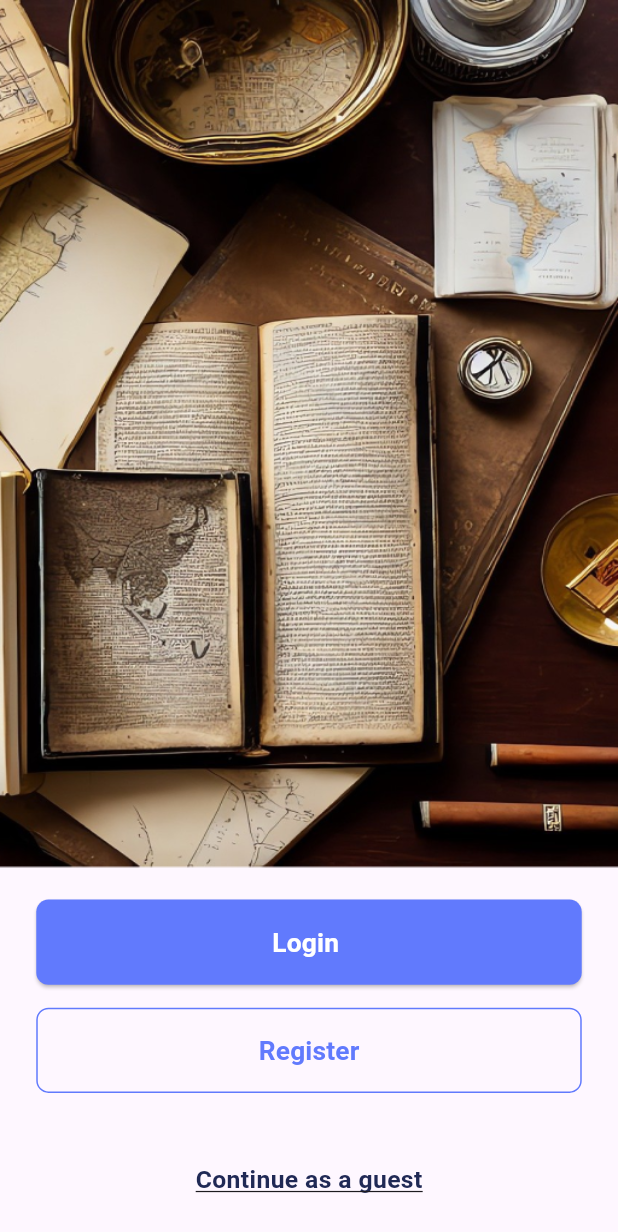
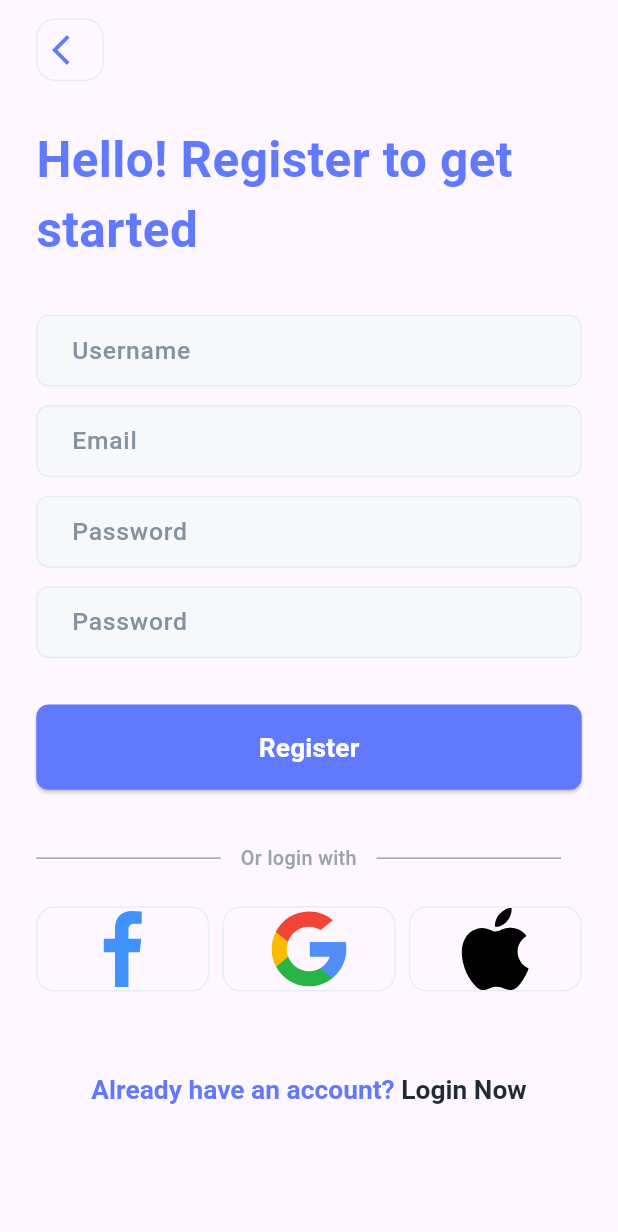
Before and after one commit to RaghadAz/finance-app, a Flutter app: the screen it shows after launch, after a tap on "Register", on a phone screen of 412 x 824 dp. Shown: the top 1232 px of the screen. Run offline on Flutter 3.47's test engine with Material 3 defaults, Android fonts, the phone set to English and light mode, and no system bars; our stand-ins replace flutter_screenutil, flutter_svg, go_router.

```diff
--- a/lib/core/routing/app_routes.dart
+++ b/lib/core/routing/app_routes.dart
@@ -3,4 +3,6 @@ class AppRoutes {
   static const String loginScreen = "/loginScreen";
   static const String registerScreen = "/registerScreen";
   static const String forgotPassword = "/forgotPassword";
+  static const String createNewPassword = "/createNewPassword";
+  static const String passwordChanged = "/passwordChanged";
 }
--- a/lib/core/routing/router_generation_config.dart
+++ b/lib/core/routing/router_generation_config.dart
@@ -1,5 +1,9 @@
 import 'package:finance_app/core/routing/app_routes.dart';
+import 'package:finance_app/features/auth/create_new_password.dart';
+import 'package:finance_app/features/auth/forgot_password.dart';
 import 'package:finance_app/features/auth/login_screen.dart';
+import 'package:finance_app/features/auth/password_changed.dart';
+import 'package:finance_app/features/auth/register_screen.dart';
 import 'package:finance_app/features/on_boarding_screen/on_boarding_screen.dart';
 import 'package:flutter/material.dart';
 import 'package:go_router/go_router.dart';
@@ -22,6 +26,26 @@ class RouterGeneration {
         name: AppRoutes.loginScreen,
         builder: (context, state) => LoginScreen(),
       ),
+      GoRoute(
+        path: AppRoutes.registerScreen,
+        name: AppRoutes.registerScreen,
+        builder: (context, state) => RegisterScreen(),
+      ),
+      GoRoute(
+        path: AppRoutes.forgotPassword,
+        name: AppRoutes.forgotPassword,
+        builder: (context, state) => ForgotPassword(),
+      ),
+      GoRoute(
+        path: AppRoutes.createNewPassword,
+        name: AppRoutes.createNewPassword,
+        builder: (context, state) => CreateNewPassword(),
+      ),
+      GoRoute(
+        path: AppRoutes.passwordChanged,
+        name: AppRoutes.passwordChanged,
+        builder: (context, state) => PasswordChanged(),
+      ),
     ],
   );
 }
--- a/lib/core/styling/app_assets.dart
+++ b/lib/core/styling/app_assets.dart
@@ -4,4 +4,6 @@ class AppAssets {
   static const String google = "assets/icons/google.svg";
   static const String facebook = "assets/icons/facebook.svg";
   static const String apple = "assets/icons/apple.svg";
+  static const String change = "assets/images/Vector1.png";
+  static const String check = "assets/images/Vector.png";
 }
--- a/lib/core/widgets/custom_text_field.dart
+++ b/lib/core/widgets/custom_text_field.dart
@@ -6,6 +6,8 @@ class CustomTextField extends StatelessWidget {
   final String? hintText;
   final Widget? suffixIcon;
   final double? width;
+  final TextEditingController? controller;
+  final String? Function(String?)? validator;
   final bool? isPassword;
   const CustomTextField({
     super.key,
@@ -13,13 +15,17 @@ class CustomTextField extends StatelessWidget {
     this.suffixIcon,
     this.width,
     this.isPassword,
+    this.controller,
+    this.validator,
   });
 
   @override
   Widget build(BuildContext context) {
     return SizedBox(
       width: width ?? 331.w,
-      child: TextField(
+      child: TextFormField(
+        controller: controller,
+        validator: validator,
         obscureText: isPassword ?? false,
         cursorColor: AppColors.primaryColor,
         decoration: InputDecoration(
@@ -37,6 +43,14 @@ class CustomTextField extends StatelessWidget {
             borderRadius: BorderRadius.circular(8.r),
             borderSide: BorderSide(color: Color(0xffE8ECF4), width: 1.sp),
           ),
+          errorBorder: OutlineInputBorder(
+            borderRadius: BorderRadius.circular(8.r),
+            borderSide: BorderSide(color: (Colors.red), width: 1.sp),
+          ),
+          focusedErrorBorder: OutlineInputBorder(
+            borderRadius: BorderRadius.circular(8.r),
+            borderSide: BorderSide(color: Colors.red, width: 1.sp),
+          ),
           filled: true,
           fillColor: Color(0xffF7F8F9),
           suffixIcon: suffixIcon,
--- /dev/null
+++ b/lib/features/auth/register_screen.dart
@@ -0,0 +1,136 @@
+import 'package:finance_app/core/routing/app_routes.dart';
+import 'package:finance_app/core/styling/app_colors.dart';
+import 'package:finance_app/core/styling/app_styles.dart';
+import 'package:finance_app/core/widgets/custom_text_field.dart';
+import 'package:finance_app/core/widgets/primary_button_widget.dart';
+import 'package:finance_app/core/widgets/spacing_widget.dart';
+import 'package:finance_app/features/auth/widgets/back_button_widget.dart';
+import 'package:finance_app/features/auth/widgets/custom_or_login_widget.dart';
+import 'package:finance_app/features/auth/widgets/social_login_buttons.dart';
+import 'package:flutter/material.dart';
+import 'package:flutter_screenutil/flutter_screenutil.dart';
+import 'package:go_router/go_router.dart';
+
+class RegisterScreen extends StatefulWidget {
+  const RegisterScreen({super.key});
+  @override
+  State<RegisterScreen> createState() => _RegisterScreenState();
+}
+
+class _RegisterScreenState extends State<RegisterScreen> {
+  final formkey = GlobalKey<FormState>();
+  late TextEditingController usernameController;
+  late TextEditingController emailController;
+  late TextEditingController passwordController;
+
+  @override
+  @override
+  void initState() {
+    super.initState();
+    usernameController = TextEditingController();
+    emailController = TextEditingController();
+    passwordController = TextEditingController();
+  }
+
+  Widget build(BuildContext context) {
+    return SafeArea(
+      child: Scaffold(
+        body: Padding(
+          padding: EdgeInsets.symmetric(horizontal: 22.w),
+          child: SingleChildScrollView(
+            child: Form(
+              key: formkey,
+              child: Column(
+                crossAxisAlignment: CrossAxisAlignment.start,
+                children: [
+                  HeightSpace(height: 12.h),
+                  BackButtonWidget(),
+                  HeightSpace(height: 28.h),
+                  SizedBox(
+                    width: 331.w,
+                    child: Text(
+                      "Hello! Register to get started",
+                      style: AppStyles.primaryHeadLineStyle,
+                    ),
+                  ),
+                  HeightSpace(height: 32.h),
+                  CustomTextField(
+                    hintText: "Username",
+                    controller: usernameController,
+                    validator: (value) {
+                      if (value!.isEmpty) {
+                        return "Enter your username";
+                      }
+                      return null;
+                    },
+                  ),
+                  HeightSpace(height: 12.h),
+                  CustomTextField(
+                    hintText: "Email",
+                    controller: emailController,
+                    validator: (value) {
+                      if (value!.isEmpty) {
+                        return "Enter your email";
+                      }
+                      return null;
+                    },
+                  ),
+                  HeightSpace(height: 12.h),
+                  CustomTextField(
+                    hintText: "Password",
+                    controller: passwordController,
+                    validator: (value) {
+                      if (value!.isEmpty) {
+                        return "Enter your password";
+                      }
+                      return null;
+                    },
+                  ),
+                  HeightSpace(height: 12.h),
+                  CustomTextField(
+                    hintText: "Password",
+                    controller: passwordController,
+                    validator: (value) {
+                      if (value!.isEmpty) {
+                        return "Enter your password";
+                      }
+                      return null;
+                    },
+                  ),
+                  HeightSpace(height: 30.h),
+                  PrimaryButtonWidget(buttonText: "Register", onpressed: () {}),
+                  HeightSpace(height: 35.h),
+                  CustomOrLoginWidget(),
+                  HeightSpace(height: 22.h),
+                  SocialLoginButtons(),
+                  HeightSpace(height: 54.h),
+                  Center(
+                    child: InkWell(
+                      onTap: () {
+                        GoRouter.of(context).pushNamed(AppRoutes.loginScreen);
+                      },
+                      child: RichText(
+                        text: TextSpan(
+                          text: "Already have an account? ",
+                          style: AppStyles.balck16.copyWith(
+                            color: AppColors.primaryColor,
+                          ),
+                          children: [
+                            TextSpan(
+                              text: "Login Now",
+                              style: AppStyles.balck16,
+                            ),
+                          ],
+                        ),
+                      ),
+                    ),
+                  ),
+                ],
+              ),
+            ),
+          ),
+        ),
+      ),
+    );
+  }
+}
--- a/lib/features/on_boarding_screen/on_boarding_screen.dart
+++ b/lib/features/on_boarding_screen/on_boarding_screen.dart
@@ -37,7 +37,9 @@ class OnBoardingScreen extends StatelessWidget {
 
             PrimaryOutLinedButtonWidget(
               buttonText: "Register",
-              onpressed: () {},
+              onpressed: () {
+                GoRouter.of(context).pushNamed(AppRoutes.registerScreen);
+              },
             ),
             HeightSpace(height: 46),
             Text("Continue as a guest", style: AppStyles.Text15),
```
Also changed, not shown: lib/features/auth/create_new_password.dart (added, +90 -0 lines), lib/features/auth/forgot_password.dart (added, +100 -0 lines), lib/features/auth/login_screen.dart (+67 -5 lines), lib/features/auth/password_changed.dart (added, +60 -0 lines).
